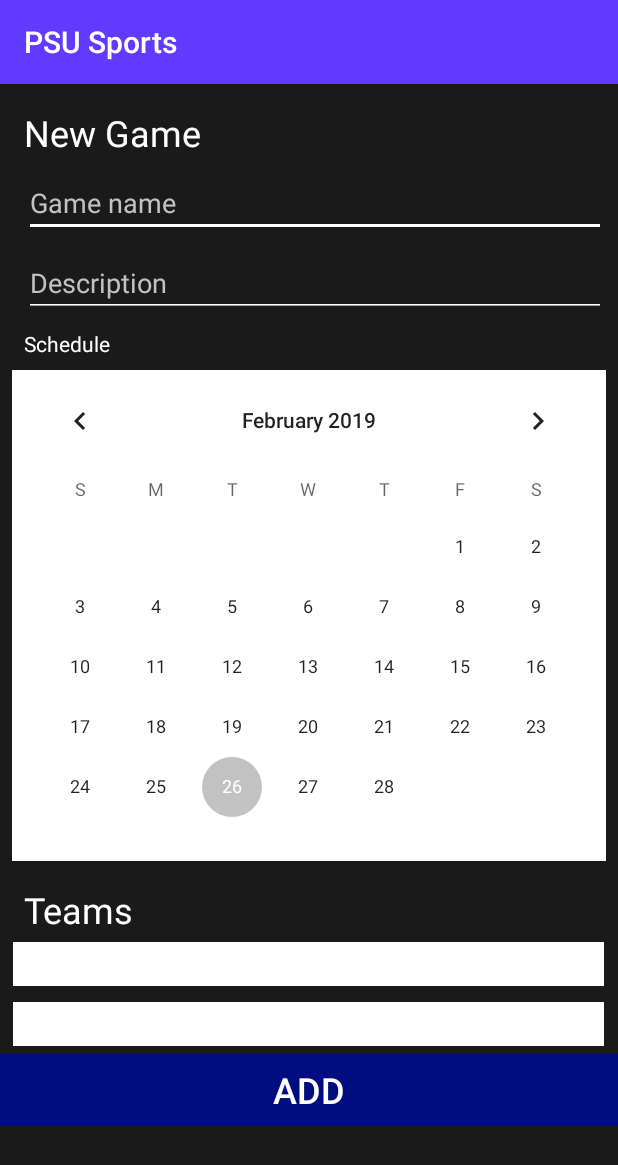
After one commit to rorens05/PSU_sport_android, an Android app: the AddGameActivity screen opened directly, with no data from a screen before it, on a phone screen of 412 x 824 dp. The commit adds this screen. Shown: the top 1165 px of the screen. Run offline under Robolectric (Android 15) with nearby library versions, the phone set to English and light mode, and no system bars; network calls fail.

Commit message:
preparation for datetime picker

```diff
--- a/app/src/main/AndroidManifest.xml
+++ b/app/src/main/AndroidManifest.xml
@@ -11,14 +11,15 @@
         android:roundIcon="@mipmap/ic_launcher_round"
         android:supportsRtl="true"
         android:theme="@style/AppTheme">
-        <activity android:name=".GameDetailsActivity"></activity>
+        <activity android:name=".AddGameActivity"></activity>
+        <activity android:name=".GameDetailsActivity" />
         <activity
             android:name=".GamesActivity"
-            android:label="Games"></activity>
+            android:label="Games" />
         <activity android:name=".TeamsActivity" />
         <activity
             android:name=".SportsActivity"
-            android:label="Sports"></activity>
+            android:label="Sports" />
         <activity
             android:name=".EventsActivity"
             android:label="Events" />
--- /dev/null
+++ b/app/src/main/java/com/example/psusports/AddGameActivity.java
@@ -0,0 +1,13 @@
+package com.example.psusports;
+
+import android.support.v7.app.AppCompatActivity;
+import android.os.Bundle;
+
+public class AddGameActivity extends AppCompatActivity {
+
+    @Override
+    protected void onCreate(Bundle savedInstanceState) {
+        super.onCreate(savedInstanceState);
+        setContentView(R.layout.activity_add_game);
+    }
+}
--- a/app/src/main/java/com/example/psusports/GamesActivity.java
+++ b/app/src/main/java/com/example/psusports/GamesActivity.java
@@ -86,6 +86,13 @@ public class GamesActivity extends AppCompatActivity {
             @Override
             public void onClick(View v) {
                 startActivity(new Intent(GamesActivity.this, TeamsActivity.class));
+            }
+        });
+
+        addGame.setOnClickListener(new View.OnClickListener() {
+            @Override
+            public void onClick(View v) {
+                startActivityForResult(new Intent(GamesActivity.this, AddGameActivity.class), 2);
             }
         });
     }
--- /dev/null
+++ b/app/src/main/res/layout/activity_add_game.xml
@@ -0,0 +1,154 @@
+<?xml version="1.0" encoding="utf-8"?>
+<android.support.constraint.ConstraintLayout xmlns:android="http://schemas.android.com/apk/res/android"
+    xmlns:app="http://schemas.android.com/apk/res-auto"
+    xmlns:tools="http://schemas.android.com/tools"
+    android:layout_width="match_parent"
+    android:layout_height="match_parent"
+    android:background="@color/bgColor"
+    tools:context=".AddGameActivity">
+
+    <ScrollView
+        android:layout_width="0dp"
+        android:layout_height="0dp"
+        app:layout_constraintBottom_toBottomOf="parent"
+        app:layout_constraintEnd_toEndOf="parent"
+        app:layout_constraintHorizontal_bias="0.5"
+        app:layout_constraintStart_toStartOf="parent"
+        app:layout_constraintTop_toTopOf="parent">
+
+        <LinearLayout
+            android:layout_width="match_parent"
+            android:layout_height="wrap_content"
+            android:orientation="vertical">
+
+            <TextView
+                android:id="@+id/textView3"
+                android:layout_width="wrap_content"
+                android:layout_height="wrap_content"
+                android:layout_marginStart="16dp"
+                android:layout_marginTop="16dp"
+                android:text="New Game"
+                android:textColor="@android:color/white"
+                android:textSize="24sp"
+                app:layout_constraintStart_toStartOf="parent"
+                app:layout_constraintTop_toTopOf="parent" />
+
+            <EditText
+                android:id="@+id/editText2"
+                android:layout_width="match_parent"
+                android:layout_height="wrap_content"
+                android:layout_marginStart="16dp"
+                android:layout_marginTop="8dp"
+                android:layout_marginEnd="8dp"
+                android:backgroundTint="@color/cardview_light_background"
+                android:ems="10"
+                android:hint="Game name"
+                android:inputType="textPersonName"
+                android:textColor="@color/white"
+                android:textColorHint="@color/colorAccent"
+                app:layout_constraintEnd_toEndOf="parent"
+                app:layout_constraintStart_toStartOf="parent"
+                app:layout_constraintTop_toBottomOf="@+id/textView3" />
+
+            <EditText
+                android:id="@+id/editText3"
+                android:layout_width="match_parent"
+                android:layout_height="wrap_content"
+                android:layout_marginStart="16dp"
+                android:layout_marginTop="8dp"
+                android:layout_marginEnd="8dp"
+                android:backgroundTint="@color/cardview_light_background"
+                android:ems="10"
+                android:hint="Description"
+                android:inputType="textPersonName"
+                android:textColor="@color/white"
+                android:textColorHint="@color/colorAccent"
+                app:layout_constraintEnd_toEndOf="parent"
+                app:layout_constraintHorizontal_bias="0.0"
+                app:layout_constraintStart_toStartOf="parent"
+                app:layout_constraintTop_toBottomOf="@+id/editText2" />
+
+            <TextView
+                android:id="@+id/textView5"
+                android:layout_width="wrap_content"
+                android:layout_height="wrap_content"
+                android:layout_marginStart="16dp"
+                android:layout_marginTop="8dp"
+                android:text="Schedule"
+                android:textColor="@android:color/white"
+                android:textSize="14sp"
+                app:layout_constraintStart_toStartOf="parent"
+                app:layout_constraintTop_toBottomOf="@+id/editText3" />
+
+            <CalendarView
+                android:id="@+id/calendarView"
+                android:layout_width="match_parent"
+                android:layout_height="327dp"
+                android:layout_marginStart="8dp"
+                android:layout_marginTop="8dp"
+                android:layout_marginEnd="8dp"
+                android:background="@color/white"
+                android:focusedMonthDateColor="@color/primaryButton"
+                android:selectedWeekBackgroundColor="@color/primaryButton"
+                android:textColorPrimary="@color/white"
+                android:unfocusedMonthDateColor="@color/white"
+                android:weekNumberColor="@color/white"
+                android:weekSeparatorLineColor="@color/cardview_light_background"
+                app:layout_constraintEnd_toEndOf="parent"
+                app:layout_constraintHorizontal_bias="0.488"
+                app:layout_constraintStart_toStartOf="parent"
+                app:layout_constraintTop_toBottomOf="@+id/textView5" />
+
+            <TextView
+                android:id="@+id/textView6"
+                android:layout_width="match_parent"
+                android:layout_height="wrap_content"
+                android:layout_marginStart="16dp"
+                android:layout_marginTop="16dp"
+                android:text="Teams"
+                android:textColor="@android:color/white"
+                android:textSize="24sp"
+                app:layout_constraintStart_toStartOf="parent"
+                app:layout_constraintTop_toTopOf="parent" />
+
+            <LinearLayout
+                android:layout_width="match_parent"
+                android:layout_height="40dp"
+                android:gravity="center"
+                android:orientation="vertical"
+                android:padding="5dp">
+
+                <Spinner
+                    android:id="@+id/spinner2"
+                    android:layout_width="394dp"
+                    android:layout_height="match_parent"
+                    android:background="@color/white" />
+            </LinearLayout>
+
+            <LinearLayout
+                android:layout_width="match_parent"
+                android:layout_height="40dp"
+                android:gravity="center"
+                android:orientation="vertical"
+                android:padding="5dp">
+
+                <Spinner
+                    android:id="@+id/spinner2"
+                    android:layout_width="394dp"
+                    android:layout_height="match_parent"
+                    android:background="@color/white" />
+            </LinearLayout>
+
+            <Button
+                android:id="@+id/button2"
+                android:layout_width="match_parent"
+                android:layout_height="wrap_content"
+                android:background="@color/primaryButton"
+                android:text="ADD"
+                android:textColor="@android:color/white"
+                android:textSize="24sp" />
+
+        </LinearLayout>
+    </ScrollView>
+
+</android.support.constraint.ConstraintLayout>
```
Also changed, not shown: app/src/main/java/com/example/psusports/global/GlobalVariables.java (indentation only).
